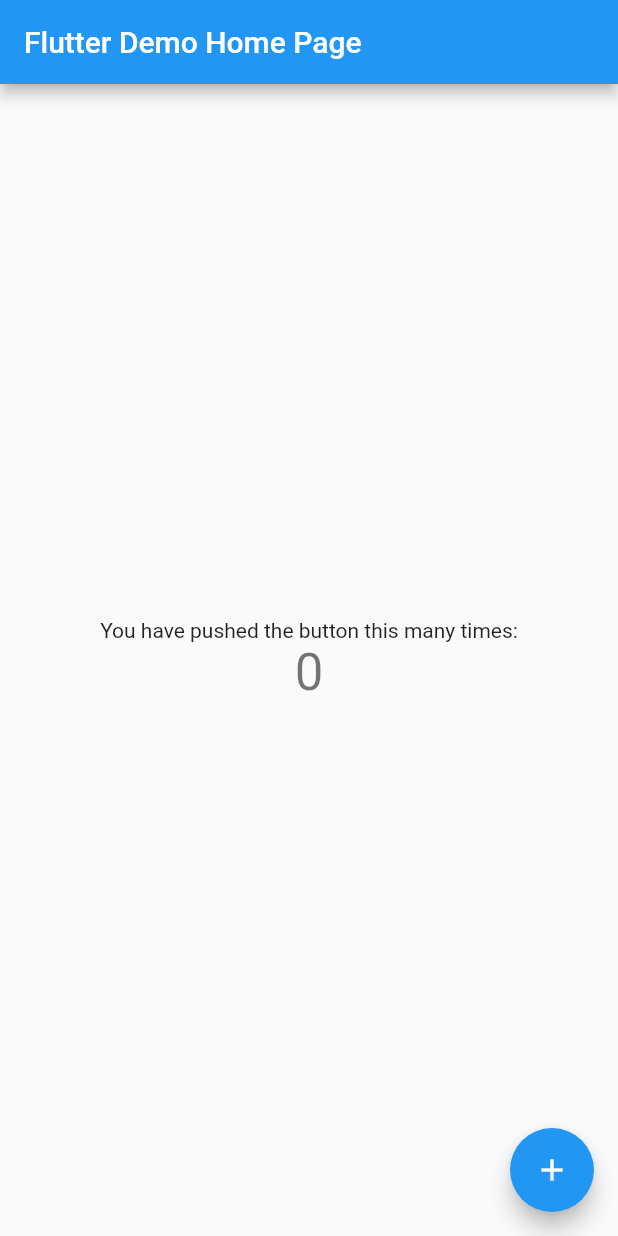
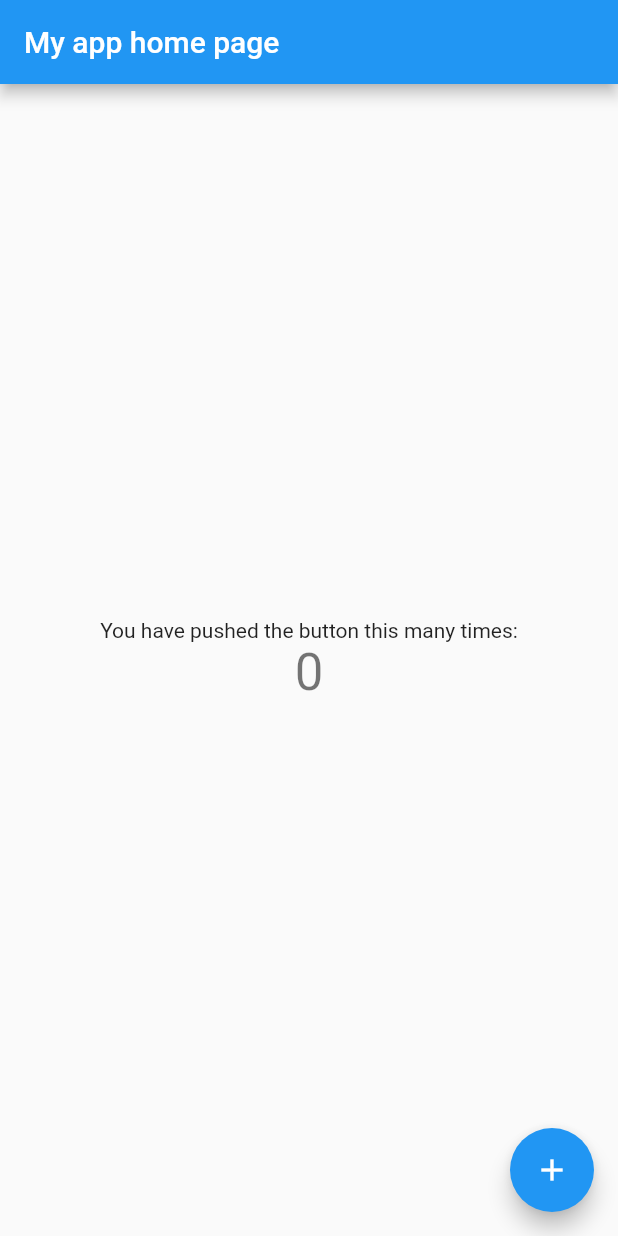
Before and after one commit to Suraj-Subedi/test_app, a Flutter app: the screen it shows after launch, on a phone screen of 412 x 824 dp. Run offline on Flutter 3.47's test engine with Material 2 defaults, Android fonts, the phone set to English and light mode, and no system bars.

Commit message:
second commit

```diff
--- a/lib/main.dart
+++ b/lib/main.dart
@@ -24,7 +24,7 @@ class MyApp extends StatelessWidget {
         // is not restarted.
         primarySwatch: Colors.blue,
       ),
-      home: const MyHomePage(title: 'Flutter Demo Home Page'),
+      home: const MyHomePage(title: 'My app home page'),
     );
   }
 }
```
